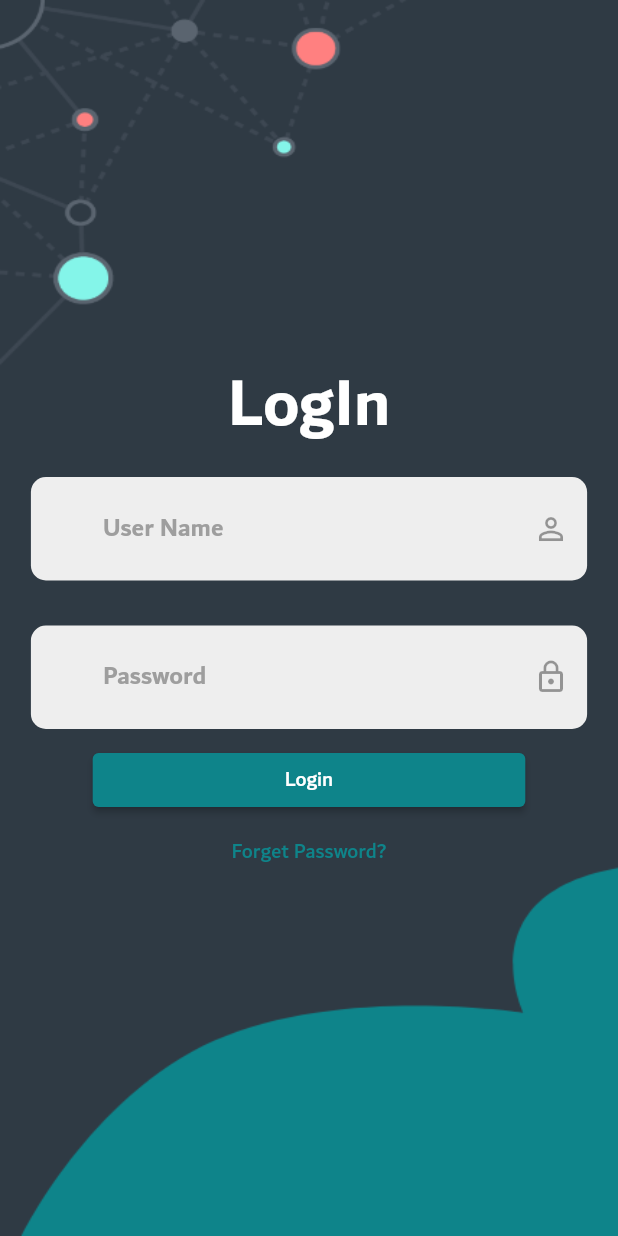
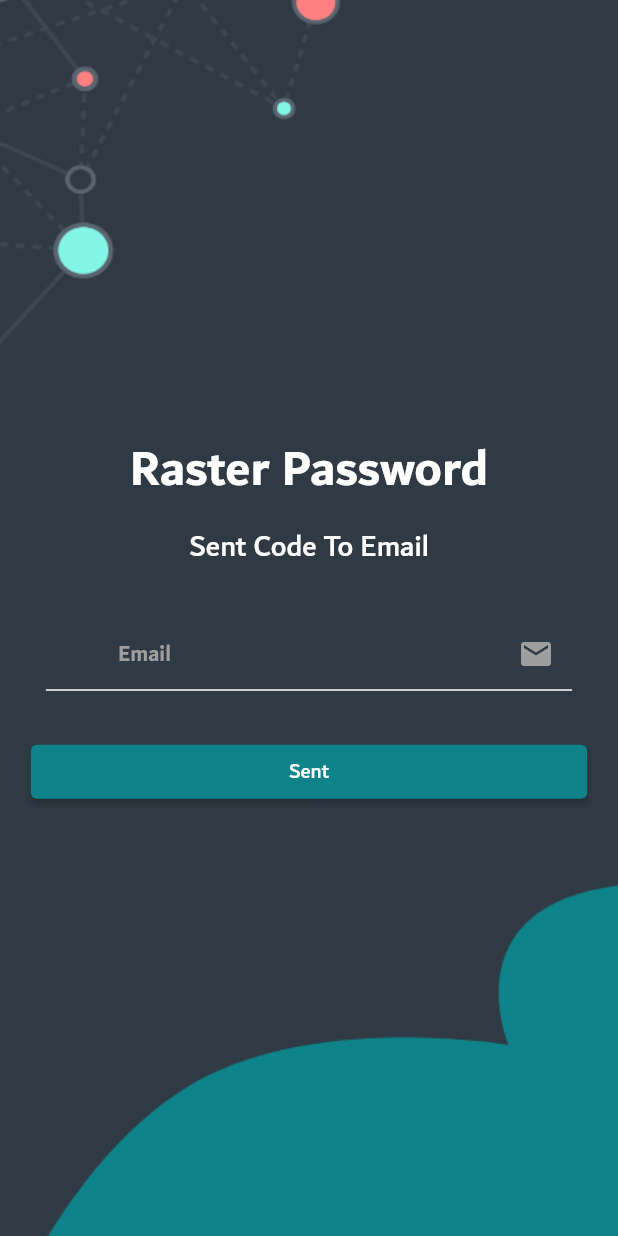
Before and after one commit to MahmoudAbdullahGITHUB/hr_smart, a Flutter app: the screen it shows after launch, after a tap on "Forget Password?", on a phone screen of 412 x 824 dp. Run offline on Flutter 3.47's test engine with Material 2 defaults, Android fonts, the phone set to English and light mode, and no system bars; our stand-ins replace bloc, dio, dotted_border, flutter_bloc, fluttertoast, hexcolor and 2 more.

Commit message:
first commit

```diff
--- a/lib/screens/login_screen/login_screen.dart
+++ b/lib/screens/login_screen/login_screen.dart
@@ -3,6 +3,8 @@ import 'package:hr_app/screens/home_screen/home_screen.dart';
 import 'package:hr_app/shared/components/components.dart';
 import 'package:hr_app/util/components.dart';
 import 'package:hr_app/util/constants/Colors.dart';
+
+import '../raster_password_screen/raster_password_screen.dart';
 
 class LoginScreen extends StatefulWidget {
   static const routName = '/login-screen';
@@ -23,14 +25,22 @@ class _LoginScreenState extends State<LoginScreen> {
 
     return Scaffold(
       body: Stack(children: [
-        SizedBox(
+        SizedBox.expand(
+            child: FittedBox(
+          fit: BoxFit.cover,
+          child: Image.asset(
+            "assets/images/back.png",
+          ),
+        )),
+
+        /*    SizedBox(
           width: double.infinity,
           height: double.infinity,
           child: Image.asset(
-            'assets/images/login.png',
+            'assets/images/back.png',
             fit: BoxFit.fill,
           ),
-        ),
+        ),*/
         Center(
           child: FractionallySizedBox(
             widthFactor: .9,
@@ -40,11 +50,11 @@ class _LoginScreenState extends State<LoginScreen> {
                 children: [
                   Text(
                     'LogIn',
-                    style: Theme.of(context).textTheme.headline3!.copyWith(
+                    style: Theme.of(context).textTheme.headline4!.copyWith(
                         color: Colors.white, fontWeight: FontWeight.bold),
                   ),
                   const SizedBox(
-                    height: 10,
+                    height: 30,
                   ),
                   defaultFormField(
                     controller: emailController,
@@ -91,11 +101,11 @@ class _LoginScreenState extends State<LoginScreen> {
                       border: OutlineInputBorder(),
                     ),
                   ),*/
-                  SizedBox(
-                    height: 10,
+                  const SizedBox(
+                    height: 30,
                   ),
                   SizedBox(
-                    width: width * .7,
+                    width: width * .9,
                     child: ElevatedButton(
                       child: const Text('Login'),
                       onPressed: () {
@@ -107,7 +117,9 @@ class _LoginScreenState extends State<LoginScreen> {
                     ),
                   ),
                   TextButton(
-                    onPressed: () {},
+                    onPressed: () {
+                      navigateTo(context, RasterPasswordScreen());
+                    },
                     child: const Text('Forget Password?'),
                     style: TextButton.styleFrom(
                       primary: KAppSecondColor,
@@ -119,5 +131,6 @@ class _LoginScreenState extends State<LoginScreen> {
           ),
         )
       ]),
-    );}
+    );
+  }
 }
--- /dev/null
+++ b/lib/screens/raster_password_screen/raster_password_screen.dart
@@ -0,0 +1,93 @@
+import 'package:flutter/material.dart';
+import 'package:hr_app/screens/home_screen/home_screen.dart';
+import 'package:hr_app/shared/components/components.dart';
+import 'package:hr_app/util/components.dart';
+import 'package:hr_app/util/constants/Colors.dart';
+
+import '../check_code_screen/check_code_screen.dart';
+
+class RasterPasswordScreen extends StatefulWidget {
+  static const routName = '/rasterPassword-screen';
+  const RasterPasswordScreen({Key? key}) : super(key: key);
+
+  @override
+  State<RasterPasswordScreen> createState() => _RasterPasswordScreenState();
+}
+
+class _RasterPasswordScreenState extends State<RasterPasswordScreen> {
+  var emailController = TextEditingController();
+  var passwordController = TextEditingController();
+
+  @override
+  Widget build(BuildContext context) {
+    var width = MediaQuery.of(context).size.width;
+    var height = MediaQuery.of(context).size.height;
+
+    return Scaffold(
+      body: Stack(children: [
+        SizedBox.expand(
+            child: FittedBox(
+          fit: BoxFit.cover,
+          child: Image.asset(
+            "assets/images/back.png",
+          ),
+        )),
+        Center(
+          child: FractionallySizedBox(
+            widthFactor: .9,
+            child: Center(
+              child: Column(
+                mainAxisAlignment: MainAxisAlignment.center,
+                children: [
+                  Text(
+                    'Raster Password',
+                    style: Theme.of(context).textTheme.headline4!.copyWith(
+                        color: Colors.white, fontWeight: FontWeight.bold),
+                  ),
+                  const SizedBox(
+                    height: 5,
+                  ),
+                  Text(
+                    'Sent Code To Email',
+                    style: Theme.of(context).textTheme.headline6!.copyWith(
+                        color: Colors.white,),
+                  ),
+                  const SizedBox(
+                    height: 30,
+                  ),
+                  defaultFormField(
+                    controller: emailController,
+                    type: TextInputType.emailAddress,
+                    validate: (value) {
+                      if (value.isEmpty) {
+                        return 'please enter your email address';
+                      }
+                    },
+                    hint: 'Email',
+                    label: 'Email',
+                    suffix: Icons.email,
+                  ),
+                  const SizedBox(
+                    height: 30,
+                  ),
+                  SizedBox(
+                    width: width * .9,
+                    child: ElevatedButton(
+                      child: const Text('Sent'),
+                      onPressed: () {
+                        navigateTo(context, CheckCodeScreen());
+                      },
+                      style: ElevatedButton.styleFrom(
+                        primary: KAppSecondColor, // background
+                      ),
+                    ),
+                  ),
+                ],
+              ),
+            ),
+          ),
+        )
+      ]),
+    );
+  }
+}
--- a/lib/util/components.dart
+++ b/lib/util/components.dart
@@ -4,7 +4,6 @@ import 'package:flutter/services.dart';
 import 'constants/Colors.dart';
 
 List<Map> productsMap = [];
-
 
 Widget defaultFormField({
   required TextEditingController controller,
@@ -27,13 +26,15 @@ Widget defaultFormField({
   int? minLines,
   TextAlignVertical? textAlignVertical,
 }) =>
-    TextFormField(
+    Padding(
+      padding: EdgeInsets.only(right: 10.0, left: 10.0),
+      child: TextFormField(
         textAlignVertical: textAlignVertical,
         maxLines: maxLines,
         minLines: minLines,
         expands: expands,
         style: const TextStyle(
-          fontSize: 17, fontWeight: FontWeight.w600, letterSpacing: 0.0),
+            fontSize: 15, fontWeight: FontWeight.w600, letterSpacing: 0.0),
         controller: controller,
         keyboardType: type,
         obscureText: isPassword,
@@ -45,7 +46,7 @@ Widget defaultFormField({
         decoration: InputDecoration(
           hintText: hint,
           hintStyle: TextStyle(
-          fontSize: 17.0,
+            fontSize: 15.0,
             color: Colors.grey,
           ),
           // prefixIcon: Icon(
@@ -70,12 +71,19 @@ Widget defaultFormField({
                   onPressed: suffixPressed as void Function()?,
                   icon: Icon(
                     suffix,
+                    color: Colors.grey,
                   ),
                 )
               : null,
-        fillColor: Colors.grey[200],
-        filled: true,
-        focusedBorder: OutlineInputBorder(
+          enabledBorder: UnderlineInputBorder(
+            borderSide: BorderSide(color: Colors.white),
+          ),
+          focusedBorder: UnderlineInputBorder(
+            borderSide: BorderSide(color: Colors.cyan),
+          ),
+          //   fillColor: Colors.grey[200],
+          // filled: true,
+          /*     focusedBorder: OutlineInputBorder(
             borderRadius: BorderRadius.circular(10.0),
             borderSide: const BorderSide(
               color: Colors.transparent,
@@ -87,7 +95,7 @@ Widget defaultFormField({
               color: Colors.transparent,
               width: 2.0,
             ),
-        ),
+          ),*/
           // border: OutlineInputBorder(
           //   borderSide: BorderSide(
           //     color: Colors.red,
@@ -98,4 +106,5 @@ Widget defaultFormField({
           //   ),
           // ),
         ),
+      ),
     );
--- a/pubspec.yaml
+++ b/pubspec.yaml
@@ -43,6 +43,7 @@ dependencies:
   dio: ^4.0.6
   another_flushbar: ^1.10.29
   dotted_border: ^2.0.0+2
+  pin_code_fields: ^7.4.0
 
 dev_dependencies:
   flutter_test:
```
Also changed, not shown: lib/screens/check_code_screen/check_code_screen.dart (added, +114 -0 lines), assets/images/back.png (added), lib/screens/vacation_request _screens/add_vacation_request _screen/add_vacation_request _screen.dart (added), lib/screens/vacation_request _screens/vacation_request _screen/vacation_request _screen.dart (added), pubspec.lock. Lines whose indentation alone changed are shown as unchanged.
